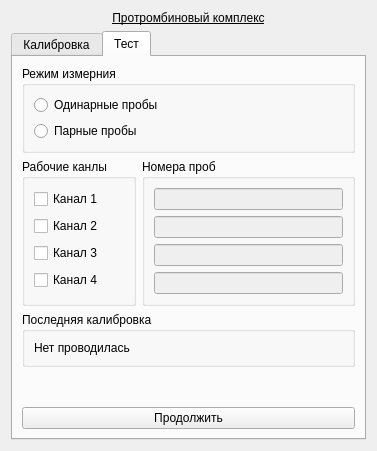
Before: the Qt Designer form choisedialog/ko5.ui in krang4d/Agrekola, drawn with Qt 5.
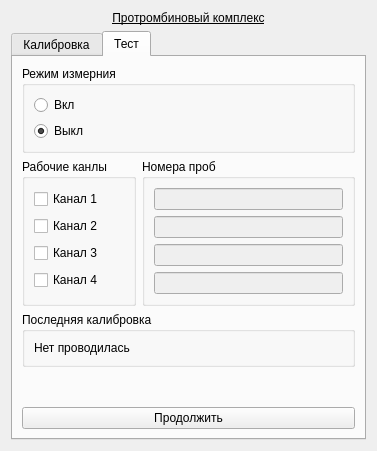
After: the same form once the commit is applied. The open tabs and pages were chosen to show the change.

Commit message: add pure virtual class Agr_impl to the project add btp_singleShotConnction(), otp_singleShotConnection to the ChioseDialog

```diff
--- a/choisedialog/ko5.ui
+++ b/choisedialog/ko5.ui
@@ -263,17 +263,20 @@
           <bool>false</bool>
          </property>
          <layout class="QVBoxLayout" name="verticalLayout_11">
-          <item>
-           <widget class="QRadioButton" name="radioButton_testSingle">
-            <property name="text">
-             <string>Одинарные пробы</string>
-            </property>
-           </widget>
-          </item>
           <item>
            <widget class="QRadioButton" name="radioButton_testDouble">
             <property name="text">
-             <string>Парные пробы</string>
+             <string>Вкл</string>
+            </property>
+           </widget>
+          </item>
+          <item>
+           <widget class="QRadioButton" name="radioButton_testSingle">
+            <property name="text">
+             <string>Выкл</string>
+            </property>
+            <property name="checked">
+             <bool>true</bool>
             </property>
            </widget>
           </item>
```
Left out of the diff: 2 changed lines with no effect on the pictures. The commit also changes 14 other files.
